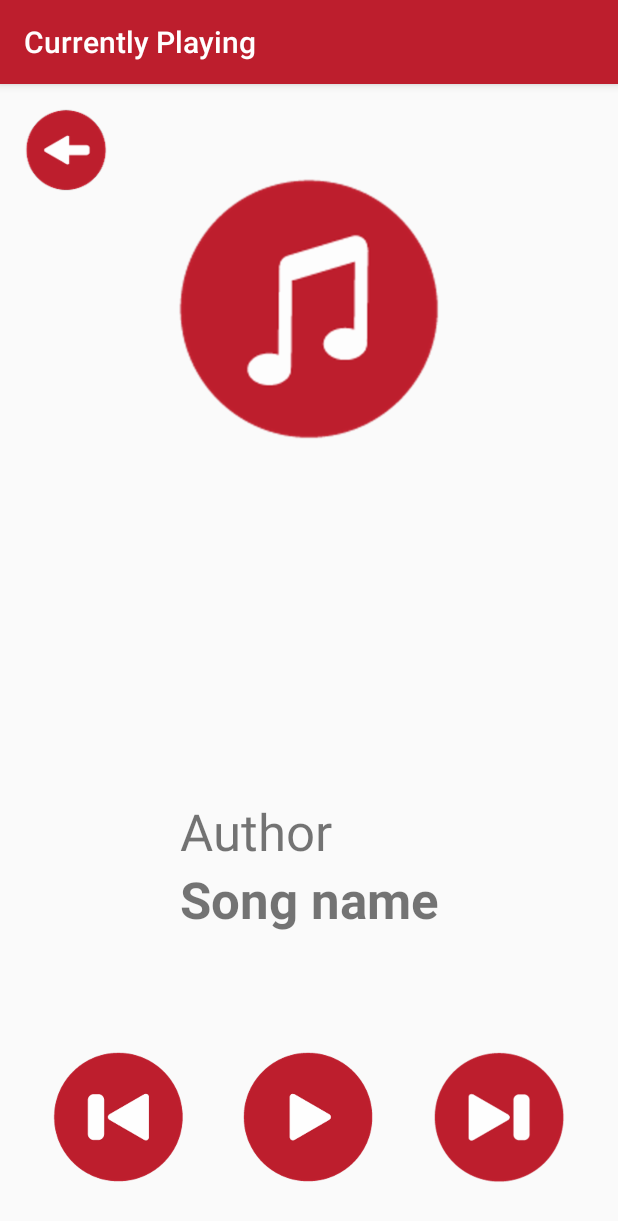
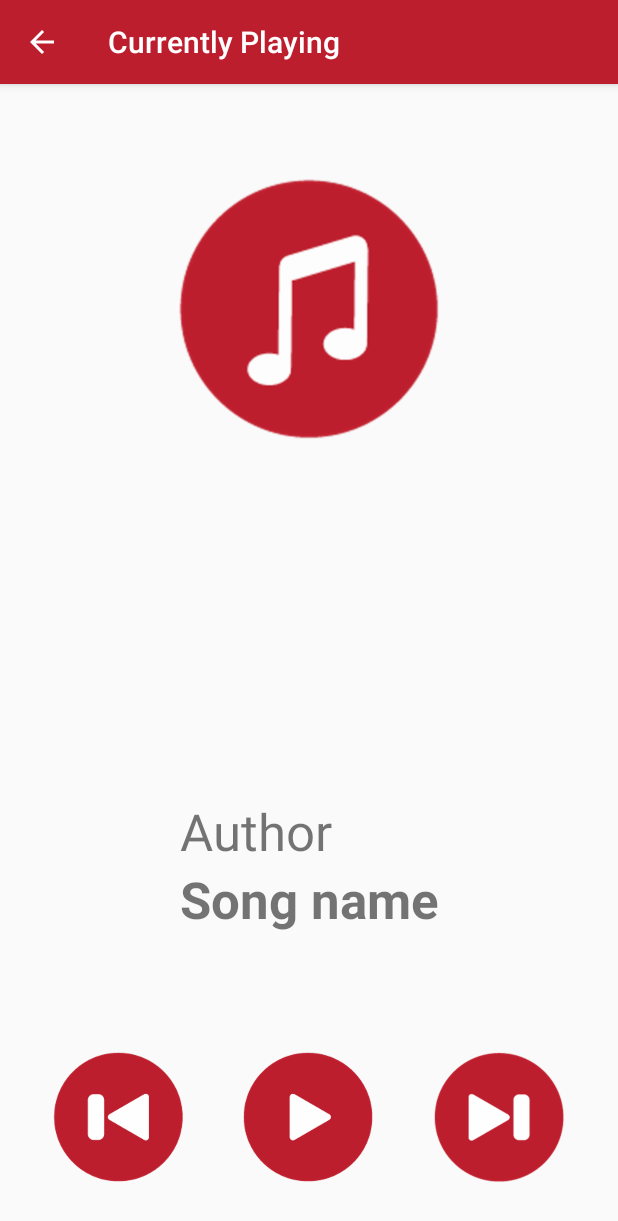
Before and after one commit to mark-g-p/musical-app-structure, an Android app: the CurrentSongActivity screen opened directly, with no data from a screen before it, on a phone screen of 412 x 824 dp. Shown: the top 1221 px of the screen. Run offline under Robolectric (Android 15) with nearby library versions, the phone set to English and light mode, and no system bars; our stand-ins replace data binding.

Commit message:
Add normal back button to current song activity.

```diff
--- a/app/src/main/AndroidManifest.xml
+++ b/app/src/main/AndroidManifest.xml
@@ -21,7 +21,8 @@
             android:label="@string/song_activity"
             android:parentActivityName=".MainActivity" />
         <activity android:name=".CurrentSongActivity"
-            android:label="@string/currently_playing"/>
+            android:label="@string/currently_playing"
+            android:parentActivityName=".SongsActivity"/>
     </application>
 
 </manifest>
--- a/app/src/main/java/com/example/android/musicalapp/CurrentSongActivity.java
+++ b/app/src/main/java/com/example/android/musicalapp/CurrentSongActivity.java
@@ -26,8 +26,4 @@ public class CurrentSongActivity extends AppCompatActivity {
         }
     }
 
-    public void jumpToList(View view) {
-        Intent songsIntent = new Intent(CurrentSongActivity.this, SongsActivity.class);
-        startActivity(songsIntent);
-    }
 }
--- a/app/src/main/res/layout/activity_current_song.xml
+++ b/app/src/main/res/layout/activity_current_song.xml
@@ -5,13 +5,6 @@
         xmlns:app="http://schemas.android.com/apk/res-auto"
         android:layout_width="match_parent"
         android:layout_height="match_parent">
-
-        <ImageButton
-            style="@style/music_button_style"
-            android:onClick="jumpToList"
-            android:src="@drawable/arrow"
-            app:layout_constraintHorizontal_bias="0.0"
-            android:contentDescription="@string/back_button"/>
 
         <LinearLayout
             style="@style/song_info_style"
```
Also changed, not shown: app/src/main/res/drawable-hdpi/arrow.png (deleted), app/src/main/res/drawable-mdpi/arrow.png (deleted), app/src/main/res/drawable-xhdpi/arrow.png (deleted), app/src/main/res/drawable-xxhdpi/arrow.png (deleted), app/src/main/res/drawable-xxxhdpi/arrow.png (deleted).
